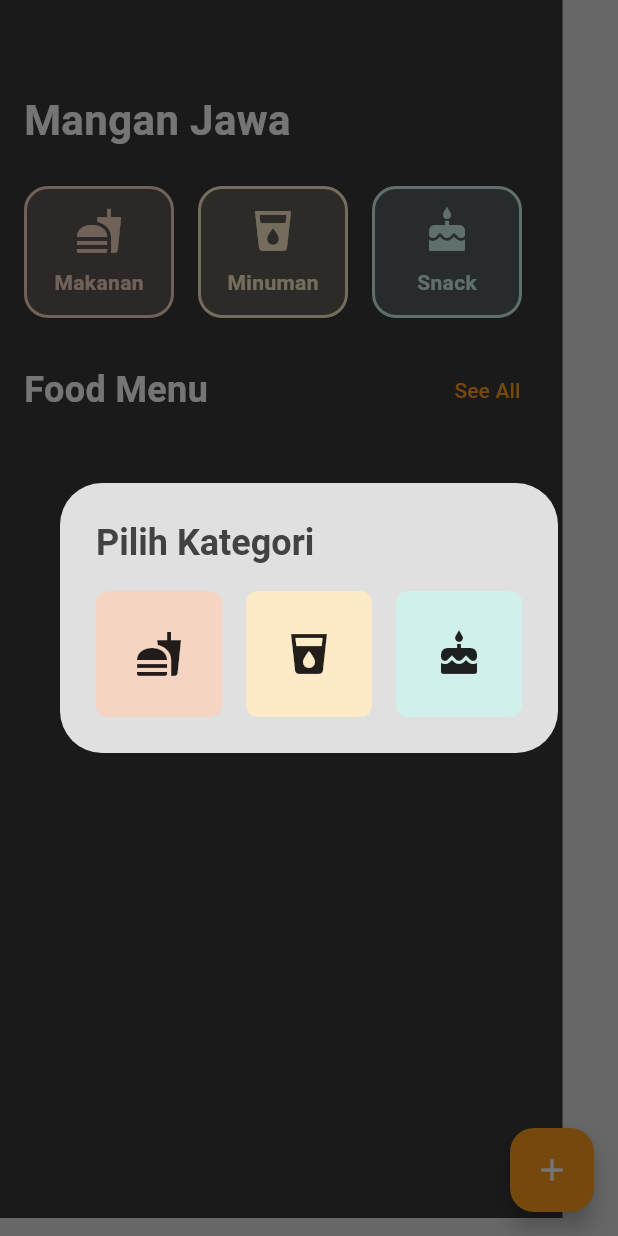
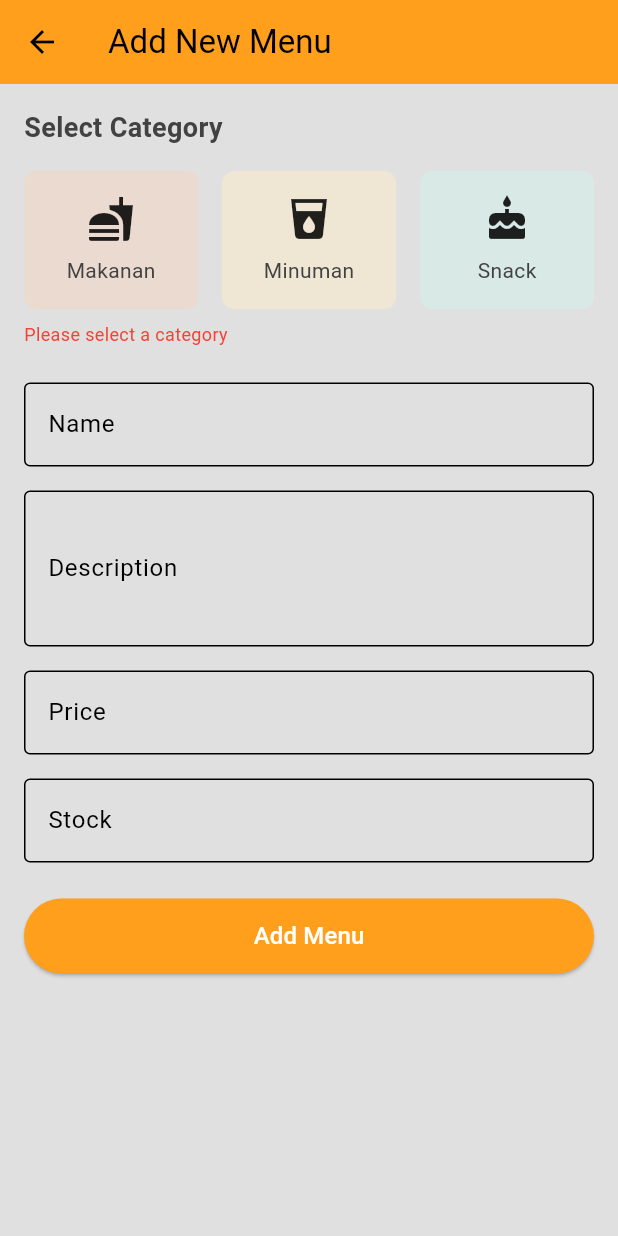
Before and after one commit to Kasehito/Firebase-Project, a Flutter app: the Home screen opened by its route, after a tap on the "add" icon, on a phone screen of 412 x 824 dp. Run offline on Flutter 3.47's test engine with Material 3 defaults, Android fonts, the phone set to English and light mode, and no system bars; our stand-ins replace cloud_firestore, firebase_auth, firebase_core, firebase_messaging, firebase_storage, flutter_local_notifications and 3 more; accounts and stored records are empty.

Commit message:
Fix: [MZ] change feature add menu to new full page

```diff
--- a/lib/pages/home.dart
+++ b/lib/pages/home.dart
@@ -26,13 +26,15 @@ class Home extends StatelessWidget {
     }
   }
 
-  void _showAddMenuDialog(BuildContext context) {
-    showDialog(
-      context: context,
-      builder: (context) => AddMenuDialog(
-        onAdd: (nama, kategori, deskripsi, harga, stok) {
-          menuController.addMenu(nama, kategori, deskripsi, harga, stok);
-        },
+  void _navigateToAddMenu(BuildContext context) {
+    Navigator.push(
+      context,
+      MaterialPageRoute(
+        builder: (context) => AddMenuPage(
+          onAdd: (nama, kategori, deskripsi, harga, stok) {
+            menuController.addMenu(nama, kategori, deskripsi, harga, stok);
+          },
+        ),
       ),
     );
   }
@@ -41,7 +43,7 @@ class Home extends StatelessWidget {
   Widget build(BuildContext context) {
     return Scaffold(
       floatingActionButton: FloatingActionButton(
-        onPressed: () => _showAddMenuDialog(context),
+        onPressed: () => _navigateToAddMenu(context),
         child: const Icon(Icons.add),
         backgroundColor: const Color(0xFFFF9F1C),
       ),
--- a/lib/pages/widget/add_menu_dialog.dart
+++ b/lib/pages/widget/add_menu_dialog.dart
@@ -1,143 +1,236 @@
 import 'package:flutter/material.dart';
+import 'package:flutter/services.dart';
+import 'package:intl/intl.dart';
 
-class AddMenuDialog extends StatelessWidget {
+class AddMenuPage extends StatefulWidget {
   final Function(String, String, String, double, int) onAdd;
 
-  const AddMenuDialog({
+  const AddMenuPage({
     Key? key,
     required this.onAdd,
   }) : super(key: key);
 
   @override
+  State<AddMenuPage> createState() => _AddMenuPageState();
+}
+
+class _AddMenuPageState extends State<AddMenuPage> {
+  final _formKey = GlobalKey<FormState>();
+  String? _selectedCategory;
+  final _nameController = TextEditingController();
+  final _descController = TextEditingController();
+  final _priceController = TextEditingController();
+  final _stockController = TextEditingController();
+  final _currencyFormat = NumberFormat.currency(
+    locale: 'id',
+    symbol: 'Rp ',
+    decimalDigits: 0,
+  );
+
+  @override
   Widget build(BuildContext context) {
-
-    return AlertDialog(
-      title: const Text('Pilih Kategori',
-          style: TextStyle(fontWeight: FontWeight.bold)),
-      content: Container(
-        width: 343,
-        child: Row(
-          mainAxisSize: MainAxisSize.min,
-          mainAxisAlignment: MainAxisAlignment.center,
-          crossAxisAlignment: CrossAxisAlignment.center,
-          children: [
-            _buildCategoryButton(
-              context,
-              'Makanan',
-              Icons.fastfood,
-              Color(0xFFF5D4C1),
-            ),
-            const SizedBox(width: 16),
-            _buildCategoryButton(
-              context,
-              'Minuman',
-              Icons.local_drink,
-              Color(0xFFFDEBC8),
-            ),
-            const SizedBox(width: 16),
-            _buildCategoryButton(
-              context,
-              'Snack',
-              Icons.cake,
-              Color(0xFFD0F1EB),
-            ),
-          ],
-        ),
+    return Scaffold(
+      appBar: AppBar(
+        title: const Text('Add New Menu'),
+        backgroundColor: const Color(0xFFFF9F1C),
       ),
-    );
-  }
-
-  Widget _buildCategoryButton(
-      BuildContext context, String label, IconData icon, Color color) {
-    return Expanded(
-      child: GestureDetector(
-        onTap: () {
-          Navigator.pop(context);
-          _showDetailDialog(context, label);
-        },
-        child: AspectRatio(
-          aspectRatio: 1,
-          child: Container(
-            padding: const EdgeInsets.all(16),
-            decoration: BoxDecoration(
-              color: color,
-              borderRadius: BorderRadius.circular(8),
-            ),
-            child: Center(
-              child: Icon(icon, size: 32),
-            ),
+      body: SingleChildScrollView(
+        padding: const EdgeInsets.all(16),
+        child: Form(
+          key: _formKey,
+          child: Column(
+            crossAxisAlignment: CrossAxisAlignment.start,
+            children: [
+              const Text(
+                'Select Category',
+                style: TextStyle(
+                  fontSize: 18,
+                  fontWeight: FontWeight.bold,
+                ),
+              ),
+              const SizedBox(height: 16),
+              Row(
+                children: [
+                  _buildCategoryOption('Makanan', Icons.fastfood, Color(0xFFF5D4C1)),
+                  const SizedBox(width: 16),
+                  _buildCategoryOption('Minuman', Icons.local_drink, Color(0xFFFDEBC8)),
+                  const SizedBox(width: 16),
+                  _buildCategoryOption('Snack', Icons.cake, Color(0xFFD0F1EB)),
+                ],
+              ),
+              if (_selectedCategory == null)
+                const Padding(
+                  padding: EdgeInsets.only(top: 8),
+                  child: Text(
+                    'Please select a category',
+                    style: TextStyle(color: Colors.red, fontSize: 12),
+                  ),
+                ),
+              const SizedBox(height: 24),
+              TextFormField(
+                controller: _nameController,
+                decoration: const InputDecoration(
+                  labelText: 'Name',
+                  border: OutlineInputBorder(),
+                ),
+                validator: (value) {
+                  if (value == null || value.isEmpty) {
+                    return 'Please enter menu name';
+                  }
+                  return null;
+                },
+              ),
+              const SizedBox(height: 16),
+              TextFormField(
+                controller: _descController,
+                decoration: const InputDecoration(
+                  labelText: 'Description',
+                  border: OutlineInputBorder(),
+                ),
+                maxLines: 3,
+                validator: (value) {
+                  if (value == null || value.isEmpty) {
+                    return 'Please enter menu description';
+                  }
+                  return null;
+                },
+              ),
+              const SizedBox(height: 16),
+              TextFormField(
+                controller: _priceController,
+                decoration: const InputDecoration(
+                  labelText: 'Price',
+                  border: OutlineInputBorder(),
+                  prefixText: 'Rp ',
+                ),
+                keyboardType: TextInputType.number,
+                inputFormatters: [
+                  FilteringTextInputFormatter.digitsOnly,
+                ],
+                validator: (value) {
+                  if (value == null || value.isEmpty) {
+                    return 'Please enter price';
+                  }
+                  final price = int.tryParse(value);
+                  if (price == null || price <= 0) {
+                    return 'Please enter valid price';
+                  }
+                  return null;
+                },
+                onChanged: (value) {
+                  if (value.isNotEmpty) {
+                    final number = int.tryParse(value) ?? 0;
+                    final formatted = _currencyFormat.format(number);
+                    _priceController.value = TextEditingValue(
+                      text: value,
+                      selection: TextSelection.collapsed(offset: value.length),
+                    );
+                  }
+                },
+              ),
+              const SizedBox(height: 16),
+              TextFormField(
+                controller: _stockController,
+                decoration: const InputDecoration(
+                  labelText: 'Stock',
+                  border: OutlineInputBorder(),
+                ),
+                keyboardType: TextInputType.number,
+                inputFormatters: [
+                  FilteringTextInputFormatter.digitsOnly,
+                ],
+                validator: (value) {
+                  if (value == null || value.isEmpty) {
+                    return 'Please enter stock amount';
+                  }
+                  final stock = int.tryParse(value);
+                  if (stock == null || stock < 0) {
+                    return 'Please enter valid stock amount';
+                  }
+                  return null;
+                },
+              ),
+              const SizedBox(height: 24),
+              SizedBox(
+                width: double.infinity,
+                height: 50,
+                child: ElevatedButton(
+                  onPressed: _submitForm,
+                  style: ElevatedButton.styleFrom(
+                    backgroundColor: const Color(0xFFFF9F1C),
+                  ),
+                  child: const Text(
+                    'Add Menu',
+                    style: TextStyle(
+                      fontSize: 16,
+                      color: Colors.white,
+                    ),
+                  ),
+                ),
+              ),
+            ],
           ),
         ),
       ),
     );
   }
 
-  void _showDetailDialog(BuildContext context, String kategori) {
-    String nama = '';
-    String deskripsi = '';
-    double harga = 0;
-    int stok = 0;
-
-    showDialog(
-      context: context,
-      builder: (context) => AlertDialog(
-        title: Text('Tambah $kategori Baru',
-            style: TextStyle(fontWeight: FontWeight.bold)),
-        content: SingleChildScrollView(
+  Widget _buildCategoryOption(String category, IconData icon, Color color) {
+    final isSelected = _selectedCategory == category;
+    return Expanded(
+      child: GestureDetector(
+        onTap: () {
+          setState(() {
+            _selectedCategory = category;
+          });
+        },
+        child: Container(
+          padding: const EdgeInsets.all(16),
+          decoration: BoxDecoration(
+            color: isSelected ? color : color.withOpacity(0.5),
+            borderRadius: BorderRadius.circular(8),
+            border: isSelected
+                ? Border.all(color: const Color(0xFFFF9F1C), width: 2)
+                : null,
+          ),
           child: Column(
-            mainAxisSize: MainAxisSize.min,
             children: [
-              TextField(
-                decoration: InputDecoration(
-                  labelText: 'Nama',
-                  border: OutlineInputBorder(),
-                ),
-                onChanged: (value) => nama = value,
-              ),
+              Icon(icon, size: 32),
               const SizedBox(height: 8),
-              TextField(
-                decoration: InputDecoration(
-                  labelText: 'Deskripsi',
-                  border: OutlineInputBorder(),
-                ),
-                onChanged: (value) => deskripsi = value,
-              ),
-              const SizedBox(height: 8),
-              TextField(
-                decoration: InputDecoration(
-                  labelText: 'Harga',
-                  border: OutlineInputBorder(),
-                ),
-                keyboardType: TextInputType.number,
-                onChanged: (value) => harga = double.tryParse(value) ?? 0,
-              ),
-              const SizedBox(height: 8),
-              TextField(
-                decoration: InputDecoration(
-                  labelText: 'Stok',
-                  border: OutlineInputBorder(),
-                ),
-                keyboardType: TextInputType.number,
-                onChanged: (value) => stok = int.tryParse(value) ?? 0,
-              ),
-              const SizedBox(height: 10),
+              Text(category),
             ],
           ),
         ),
-        actions: [
-          TextButton(
-            onPressed: () => Navigator.pop(context),
-            child: const Text('Batal', style: TextStyle(color: Colors.red)),
-          ),
-          TextButton(
-            onPressed: () {
-              onAdd(nama, kategori, deskripsi, harga, stok);
-              Navigator.pop(context);
-            },
-            child: const Text('Tambah', style: TextStyle(color: Colors.green)),
-          ),
-        ],
       ),
     );
   }
+
+  void _submitForm() {
+    if (_selectedCategory == null) {
+      ScaffoldMessenger.of(context).showSnackBar(
+        const SnackBar(content: Text('Please select a category')),
+      );
+      return;
+    }
+
+    if (_formKey.currentState!.validate()) {
+      widget.onAdd(
+        _nameController.text,
+        _selectedCategory!,
+        _descController.text,
+        double.parse(_priceController.text),
+        int.parse(_stockController.text),
+      );
+      Navigator.pop(context);
+    }
+  }
+
+  @override
+  void dispose() {
+    _nameController.dispose();
+    _descController.dispose();
+    _priceController.dispose();
+    _stockController.dispose();
+    super.dispose();
+  }
 }
--- a/pubspec.yaml
+++ b/pubspec.yaml
@@ -20,6 +20,7 @@ dependencies:
   flutter_local_notifications: ^18.0.1
   firebase_messaging: ^15.2.1
   shared_preferences: ^2.0.13
+  intl: ^0.20.2
 
 
 dev_dependencies:
```
Also changed, not shown: pubspec.lock.
